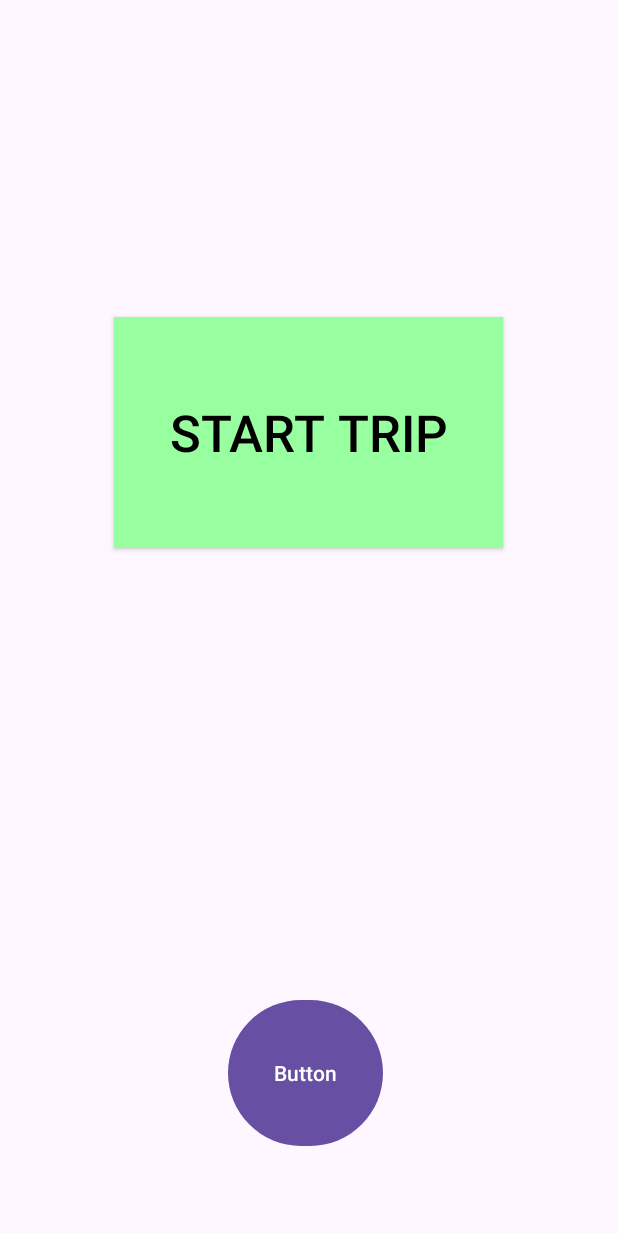
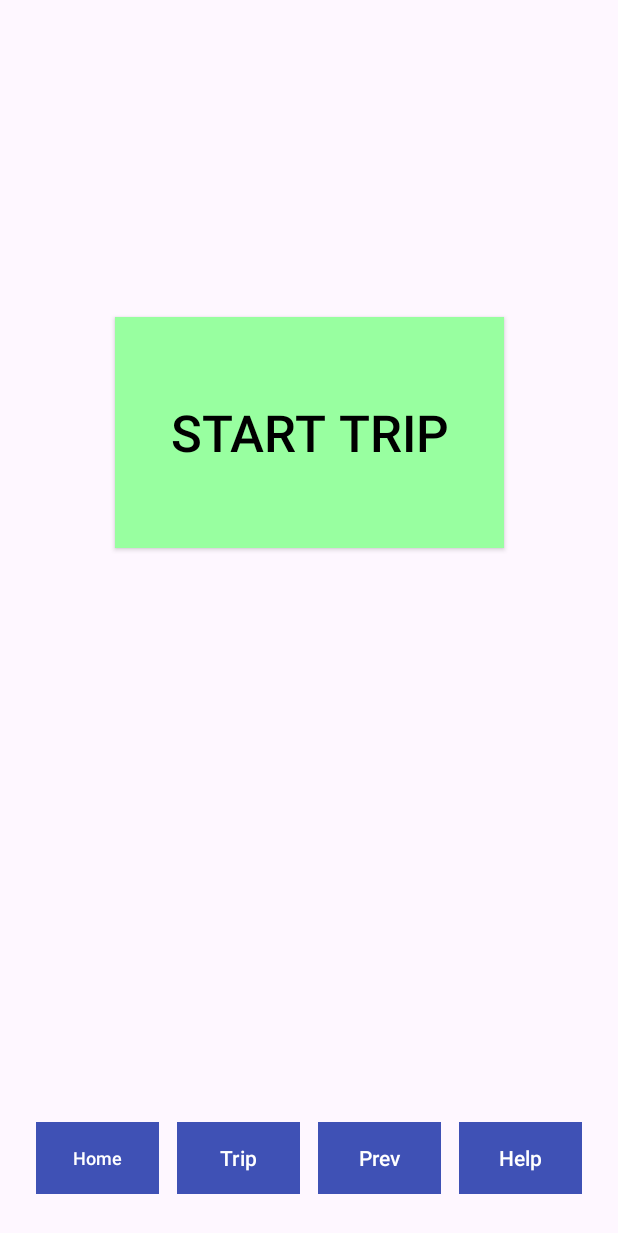
Before and after one commit to Th3-Hero/DriveGuard-Server, an Android app: the layout trip_screen.xml on its own in the app's theme, with its tools: preview values and no code run, on a phone screen of 412 x 824 dp. Shown: the top 1233 px of the screen. Run offline under Robolectric (Android 15) with nearby library versions, the phone set to English and light mode, and no system bars.

Commit message:
added rough row of buttons that can be used by every layout

```diff
--- a/app/build.gradle
+++ b/app/build.gradle
@@ -56,4 +56,6 @@ dependencies {
     androidTestImplementation libs.ui.test.junit4
     debugImplementation libs.ui.tooling
     debugImplementation libs.ui.test.manifest
+    //implementation libs.okhttp
+    implementation group: 'com.squareup.okhttp3', name: 'okhttp', version: '4.12.0'
 }
--- a/app/src/main/AndroidManifest.xml
+++ b/app/src/main/AndroidManifest.xml
@@ -13,12 +13,12 @@
         android:theme="@style/Theme.DriveGuard"
         tools:targetApi="31">
         <activity
-            android:name=".StartTrip"
+            android:name=".TripScreen"
             android:exported="false"
             android:label="@string/title_activity_start_trip"
             android:theme="@style/Theme.DriveGuard" />
         <activity
-            android:name=".MainActivity"
+            android:name=".HomeScreen"
             android:exported="true">
             <intent-filter>
                 <action android:name="android.intent.action.MAIN" />
@@ -26,6 +26,7 @@
                 <category android:name="android.intent.category.LAUNCHER" />
             </intent-filter>
         </activity>
+        <activity android:name=".ButtonDeck"/>
     </application>
 
 </manifest>
--- /dev/null
+++ b/app/src/main/java/com/example/driveguard/TripScreen.java
@@ -0,0 +1,19 @@
+package com.example.driveguard;
+
+import android.content.Intent;
+import android.os.Bundle;
+import android.view.View;
+import android.widget.Button;
+
+import androidx.appcompat.app.AppCompatActivity;
+
+public class TripScreen extends AppCompatActivity {
+
+    @Override
+    protected void onCreate(Bundle savedInstanceState) {
+        super.onCreate(savedInstanceState);
+        setContentView(R.layout.trip_screen);
+
+        ButtonDeck.SetUpButtons(this);
+    }
+}
--- /dev/null
+++ b/app/src/main/res/layout/button_deck.xml
@@ -0,0 +1,59 @@
+<?xml version="1.0" encoding="utf-8"?>
+<androidx.constraintlayout.widget.ConstraintLayout xmlns:android="http://schemas.android.com/apk/res/android"
+    xmlns:app="http://schemas.android.com/apk/res-auto"
+    android:layout_width="match_parent"
+    android:layout_height="match_parent">
+
+    <Button
+        android:id="@+id/previousTrips"
+        android:layout_width="82dp"
+        android:layout_height="48dp"
+        android:layout_marginEnd="118dp"
+        android:layout_marginBottom="28dp"
+        android:background="#3F51B5"
+        android:backgroundTint="#3F51B5"
+        android:text="Prev"
+        app:backgroundTint="@null"
+        app:layout_constraintBottom_toBottomOf="parent"
+        app:layout_constraintEnd_toEndOf="parent" />
+
+    <Button
+        android:id="@+id/homeButton"
+        android:layout_width="82dp"
+        android:layout_height="48dp"
+        android:layout_marginStart="24dp"
+        android:layout_marginBottom="28dp"
+        android:background="#3F51B5"
+        android:backgroundTint="#3F51B5"
+        android:text="Home"
+        android:textSize="12sp"
+        app:backgroundTint="@null"
+        app:layout_constraintBottom_toBottomOf="parent"
+        app:layout_constraintStart_toStartOf="parent" />
+
+    <Button
+        android:id="@+id/help"
+        android:layout_width="82dp"
+        android:layout_height="48dp"
+        android:layout_marginEnd="24dp"
+        android:layout_marginBottom="28dp"
+        android:background="#3F51B5"
+        android:backgroundTint="#3F51B5"
+        android:text="Help"
+        app:backgroundTint="@null"
+        app:layout_constraintBottom_toBottomOf="parent"
+        app:layout_constraintEnd_toEndOf="parent" />
+
+    <Button
+        android:id="@+id/trip"
+        android:layout_width="82dp"
+        android:layout_height="48dp"
+        android:layout_marginStart="118dp"
+        android:layout_marginBottom="28dp"
+        android:background="#3F51B5"
+        android:backgroundTint="#3F51B5"
+        android:text="Trip"
+        app:backgroundTint="@null"
+        app:layout_constraintBottom_toBottomOf="parent"
+        app:layout_constraintStart_toStartOf="parent" />
+</androidx.constraintlayout.widget.ConstraintLayout>
--- a/app/src/main/res/layout/start_trip.xml
+++ b/app/src/main/res/layout/trip_screen.xml
@@ -4,6 +4,9 @@
     xmlns:tools="http://schemas.android.com/tools"
     android:layout_width="match_parent"
     android:layout_height="match_parent">
+
+    <include
+        layout="@layout/button_deck"/>
 
     <Button
         android:id="@+id/start_trip"
@@ -12,6 +15,7 @@
         android:layout_height="154dp"
         android:layout_marginStart="76dp"
         android:layout_marginTop="211dp"
+        android:layout_marginEnd="76dp"
         android:background="#4CAF50"
         android:backgroundTint="#4CAF50"
         android:backgroundTintMode="add"
@@ -19,17 +23,9 @@
         android:textColor="@color/black"
         android:textSize="34sp"
         app:backgroundTint="@null"
+        app:layout_constraintEnd_toEndOf="parent"
         app:layout_constraintStart_toStartOf="parent"
         app:layout_constraintTop_toTopOf="parent"
         app:rippleColor="@color/white" />
 
-    <Button
-        android:id="@+id/home_page"
-        android:layout_width="103dp"
-        android:layout_height="105dp"
-        android:layout_marginStart="152dp"
-        android:layout_marginBottom="56dp"
-        android:text="Button"
-        app:layout_constraintBottom_toBottomOf="parent"
-        app:layout_constraintStart_toStartOf="parent" />
 </androidx.constraintlayout.widget.ConstraintLayout>
--- a/gradle/libs.versions.toml
+++ b/gradle/libs.versions.toml
@@ -11,6 +11,7 @@ kotlin = "2.0.0"
 lifecycleRuntimeKtx = "2.6.1"
 activityCompose = "1.9.3"
 composeBom = "2024.04.01"
+okhttp = "4.12.0"
 
 [libraries]
 junit = { group = "junit", name = "junit", version.ref = "junit" }
@@ -23,6 +24,7 @@ constraintlayout = { group = "androidx.constraintlayout", name = "constraintlayo
 lifecycle-runtime-ktx = { group = "androidx.lifecycle", name = "lifecycle-runtime-ktx", version.ref = "lifecycleRuntimeKtx" }
 activity-compose = { group = "androidx.activity", name = "activity-compose", version.ref = "activityCompose" }
 compose-bom = { group = "androidx.compose", name = "compose-bom", version.ref = "composeBom" }
+okhttp = { module = "com.squareup.okhttp3:okhttp", version.ref = "okhttp" }
 ui = { group = "androidx.compose.ui", name = "ui" }
 ui-graphics = { group = "androidx.compose.ui", name = "ui-graphics" }
 ui-tooling = { group = "androidx.compose.ui", name = "ui-tooling" }
```
Also changed, not shown: app/src/main/java/com/example/driveguard/ButtonDeck.java (added, +33 -0 lines), app/src/main/java/com/example/driveguard/HomeScreen.java (renamed from app/src/main/java/com/example/driveguard/MainActivity.java, +4 -11 lines), app/src/main/java/com/example/driveguard/StartTrip.java (deleted, +0 -26 lines), app/src/main/res/layout/activity_main.xml (deleted, +0 -31 lines), app/src/main/res/layout/home_screen.xml (added, +26 -0 lines).
